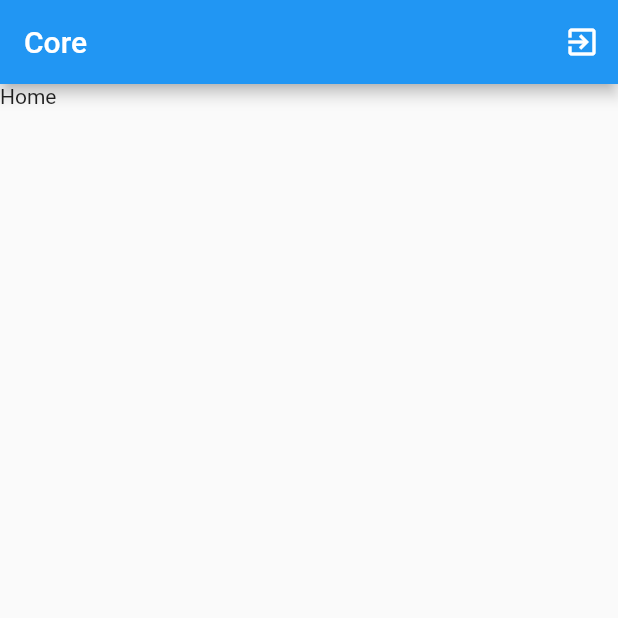
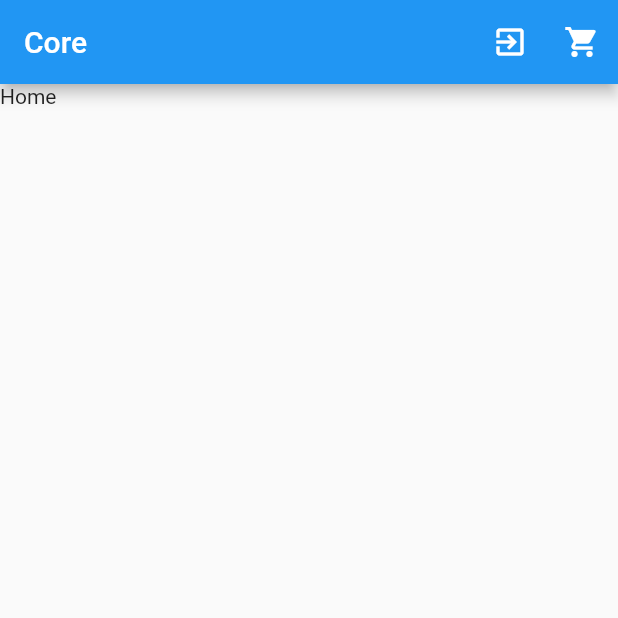
Before and after one commit to BdonGordon/Flutter-Navigation, a Flutter app: the screen it shows after launch, after a tap on "LOGIN", on a phone screen of 412 x 824 dp, the top half of it. Run offline on Flutter 3.47's test engine with Material 2 defaults, Android fonts, the phone set to English and light mode, and no system bars.

Commit message:
- Still working on Cart

```diff
--- a/lib/Core.dart
+++ b/lib/Core.dart
@@ -2,6 +2,8 @@ import 'package:flutter/material.dart';
 import 'package:flutter_navigation/Home.dart';
 import 'package:flutter_navigation/Profile.dart';
 import 'package:flutter_navigation/Settings.dart';
+import 'package:flutter_navigation/ShoppingCart.dart';
+import 'package:flutter_navigation/ShoppingScreen.dart';
 
 class Core extends StatefulWidget {
   CoreState createState() {
@@ -12,6 +14,7 @@ class Core extends StatefulWidget {
 class CoreState extends State<Core> {
   int _tab = 0;
   GlobalKey<NavigatorState> _coreNavigatorKey = new GlobalKey<NavigatorState>();
+  GlobalKey<ScaffoldState> _coreScaffold = new GlobalKey();
   GlobalKey<DrawerControllerState> _drawerKey = new GlobalKey<DrawerControllerState>();
 
   @override
@@ -39,13 +42,14 @@ class CoreState extends State<Core> {
       this._coreNavigatorKey.currentState.pushReplacementNamed("bottomNavigation/profile");
     }
     else if(index == 2) {
-      Scaffold.of(context).openDrawer();
+      this._coreScaffold.currentState.openDrawer();
     }
   }
 
   @override
   Widget build(BuildContext context) {
     return Scaffold(
+      key: this._coreScaffold,
       appBar: AppBar(
         title: Text("Core"),
         actions: <Widget>[
@@ -54,7 +58,8 @@ class CoreState extends State<Core> {
             onPressed: (){
               Navigator.of(context).pushReplacementNamed('/');
             },
-          )
+          ),
+          Shopping(coreNavKey: this._coreNavigatorKey,)
         ],
       ),
 
@@ -102,7 +107,12 @@ class CoreState extends State<Core> {
             break;
           }
 
-          case "Core/coreNavigation/drawerNavigation/settings": {
+          case "appBar/shoppingScreen": {
+            builder = (context) => ShoppingScreen();
+            break;
+          }
+
+          case "drawerNavigation/settings": {
             builder = (context) => Settings();
             break;
           }
--- /dev/null
+++ b/lib/ShoppingCart.dart
@@ -0,0 +1,36 @@
+import 'package:flutter/material.dart';
+
+class Shopping extends StatefulWidget {
+  final GlobalKey<NavigatorState> coreNavKey;
+
+  Shopping({Key key, this.coreNavKey}): super(key: key);
+
+  ShoppingState createState() {
+    return new ShoppingState();
+  }
+}
+
+class ShoppingState extends State<Shopping> {
+  @override
+  Widget build(BuildContext context) {
+    return IconButton(
+      icon: Icon(Icons.shopping_cart),
+      onPressed: (){
+//        widget.coreNavKey.currentState.pushNamed("appBar/shoppingScreen");
+        showDialog(
+          context: context,
+          barrierDismissible: true,
+          builder: (BuildContext context) {
+            return Dialog(
+              child: Container(
+                width: double.infinity,
+                height: double.infinity,
+                child: Text("Dialog"),
+              )
+            );
+          }
+        );
+      },
+    );
+  }
+}
```
Also changed, not shown: lib/ShoppingScreen.dart (added, +14 -0 lines).
